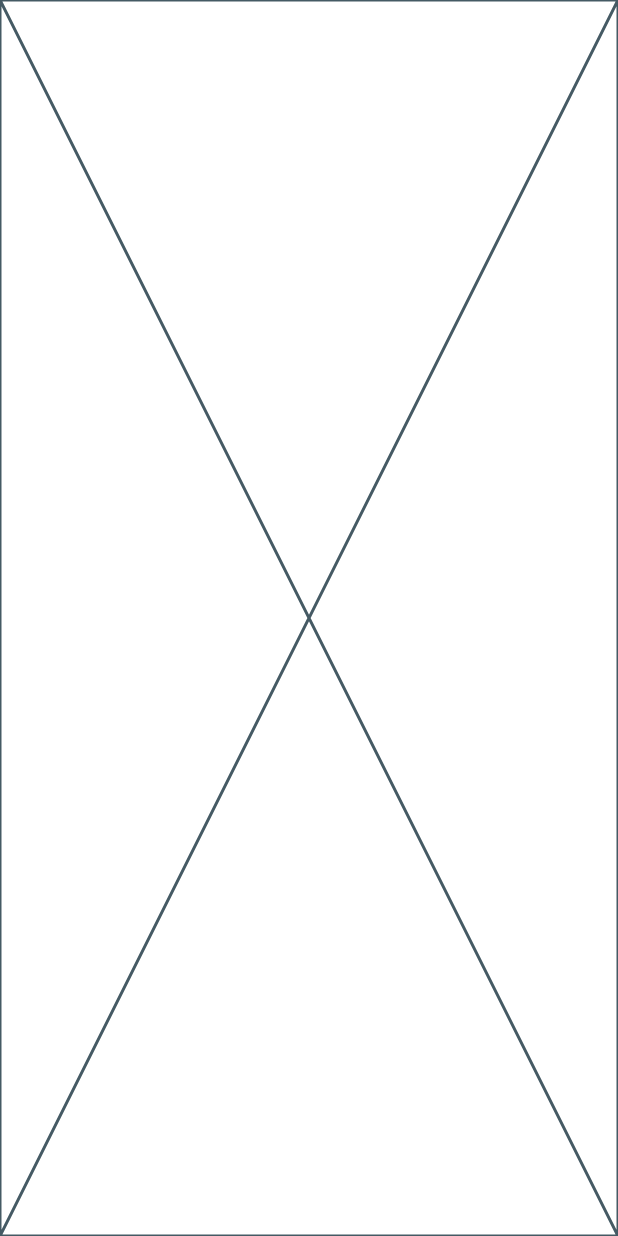
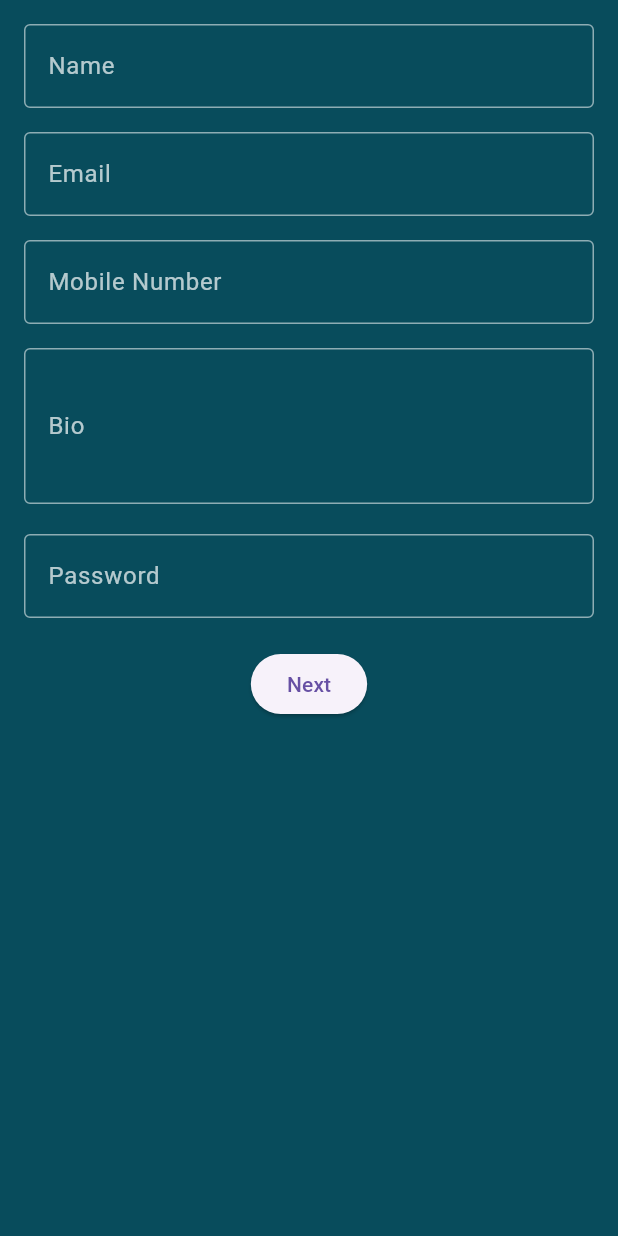
Before and after one commit to isuri54/skill-bridge, a Flutter app: the screen it shows after launch, on a phone screen of 412 x 824 dp. Run offline on Flutter 3.47's test engine with Material 3 defaults, Android fonts, the phone set to English and light mode, and no system bars; our stand-ins replace cloud_firestore, get; accounts and stored records are empty.

Commit message:
Update signupscreen.dart

```diff
--- a/lib/screens/signupscreen.dart
+++ b/lib/screens/signupscreen.dart
@@ -1,4 +1,6 @@
+import 'package:cloud_firestore/cloud_firestore.dart';
 import 'package:flutter/material.dart';
+import 'package:skillbridge/screens/skillsselectionscreen.dart';
 
 class SignupScreen extends StatefulWidget {
   const SignupScreen({super.key});
@@ -8,8 +10,162 @@ class SignupScreen extends StatefulWidget {
 }
 
 class _SignupScreenState extends State<SignupScreen> {
+  final _formKey = GlobalKey<FormState>();
+  final _nameController = TextEditingController();
+  final _emailController = TextEditingController();
+  final _mobileController = TextEditingController();
+  final _bioController = TextEditingController();
+  final _passwordController = TextEditingController();
+
+  Future<void> _saveToFirestoreAndNavigate() async {
+    if (_formKey.currentState!.validate()) {
+      try {
+        await FirebaseFirestore.instance.collection('temp_users').doc(_emailController.text).set({
+          'name': _nameController.text,
+          'email': _emailController.text,
+          'mobile': _mobileController.text,
+          'bio': _bioController.text,
+          'password': _passwordController,
+          'timestamp': FieldValue.serverTimestamp(),
+        });
+
+        Navigator.push(
+          context,
+          MaterialPageRoute(
+            builder: (context) => SkillsSelectionScreen(
+              email: _emailController.text,
+            ),
+          ),
+        );
+      } catch (e) {
+        ScaffoldMessenger.of(context).showSnackBar(
+          SnackBar(content: Text('Error saving data: $e')),
+        );
+      }
+    }
+  }
   @override
   Widget build(BuildContext context) {
-    return const Placeholder();
+    return Scaffold(
+      backgroundColor: Color(0xFF084C5C),
+      body: Padding(
+        padding: const EdgeInsets.all(16.0),
+        child: Form(
+          key: _formKey,
+          child: Column(
+            children: [
+              TextFormField(
+                controller: _nameController,
+                decoration: const InputDecoration(
+                  labelText: 'Name',
+                  labelStyle: TextStyle(color: Colors.white70),
+                  enabledBorder: OutlineInputBorder(
+                    borderSide: BorderSide(color: Colors.white54),
+                  ),
+                ),
+                style: const TextStyle(color: Colors.white),
+                validator: (value) {
+                  if (value == null || value.isEmpty) {
+                    return 'Please enter your name';
+                  }
+                  return null;
+                },
+              ),
+              const SizedBox(height: 16),
+              TextFormField(
+                controller: _emailController,
+                decoration: const InputDecoration(
+                  labelText: 'Email',
+                  labelStyle: TextStyle(color: Colors.white70),
+                  enabledBorder: OutlineInputBorder(
+                    borderSide: BorderSide(color: Colors.white54),
+                  ),
+                ),
+                style: const TextStyle(color: Colors.white),
+                keyboardType: TextInputType.emailAddress,
+                validator: (value) {
+                  if (value == null || value.isEmpty || !value.contains('@')) {
+                    return 'Please enter a valid email';
+                  }
+                  return null;
+                },
+              ),
+              const SizedBox(height: 16),
+              TextFormField(
+                controller: _mobileController,
+                decoration: const InputDecoration(
+                  labelText: 'Mobile Number',
+                  labelStyle: TextStyle(color: Colors.white70),
+                  enabledBorder: OutlineInputBorder(
+                    borderSide: BorderSide(color: Colors.white54),
+                  ),
+                ),
+                style: const TextStyle(color: Colors.white),
+                keyboardType: TextInputType.phone,
+                validator: (value) {
+                  if (value == null || value.isEmpty || value.length < 10) {
+                    return 'Please enter a valid mobile number';
+                  }
+                  return null;
+                },
+              ),
+              const SizedBox(height: 16),
+              TextFormField(
+                controller: _bioController,
+                decoration: const InputDecoration(
+                  labelText: 'Bio',
+                  labelStyle: TextStyle(color: Colors.white70),
+                  enabledBorder: OutlineInputBorder(
+                    borderSide: BorderSide(color: Colors.white54),
+                  ),
+                ),
+                style: const TextStyle(color: Colors.white),
+                maxLines: 3,
+                validator: (value) {
+                  if (value == null || value.isEmpty) {
+                    return 'Please enter a short bio';
+                  }
+                  return null;
+                },
+              ),
+              const SizedBox(height: 20),
+              TextFormField(
+                controller: _passwordController,
+                decoration: const InputDecoration(
+                  labelText: 'Password',
+                  labelStyle: TextStyle(color: Colors.white70),
+                  enabledBorder: OutlineInputBorder(
+                    borderSide: BorderSide(color: Colors.white54),
+                  ),
+                ),
+                style: const TextStyle(color: Colors.white),
+                obscureText: true,
+                validator: (value) {
+                  if (value == null || value.isEmpty || value.length < 6) {
+                    return 'Please enter a password (min 6 characters)';
+                  }
+                  return null;
+                },
+              ),
+              const SizedBox(height: 20),
+              ElevatedButton(
+                onPressed: _saveToFirestoreAndNavigate,
+                child: const Text('Next'),
+              ),
+            ],
+          ),
+        ),
+      ),
+    );
+  }
+
+  @override
+  void dispose() {
+    _nameController.dispose();
+    _emailController.dispose();
+    _mobileController.dispose();
+    _bioController.dispose();
+    _passwordController.dispose();
+    super.dispose();
   }
 }
```
